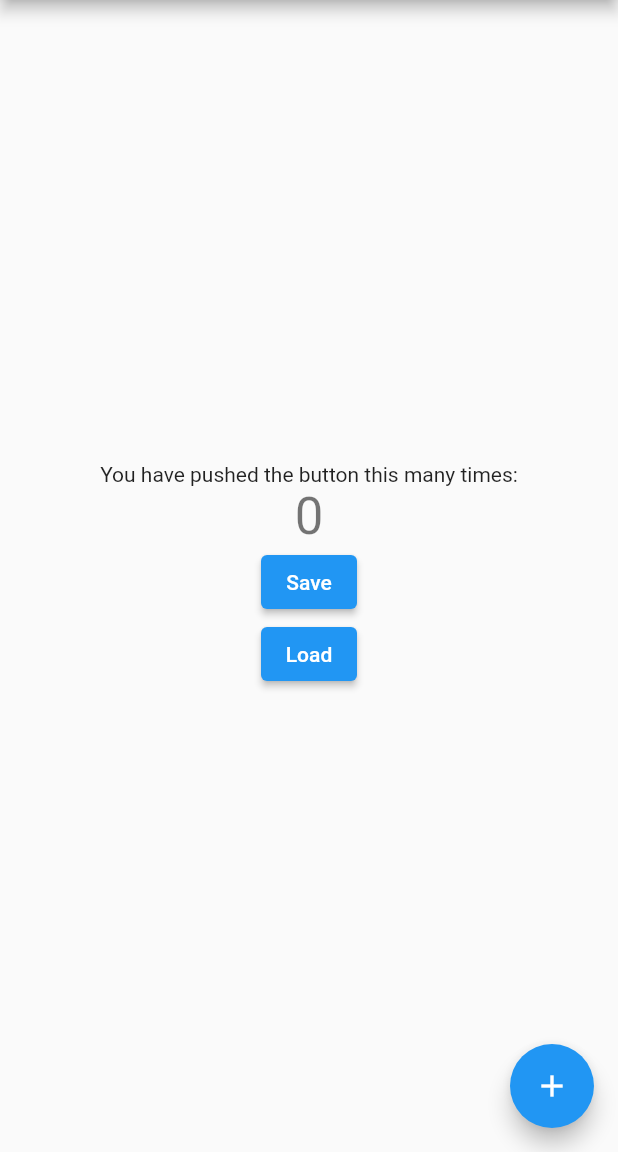
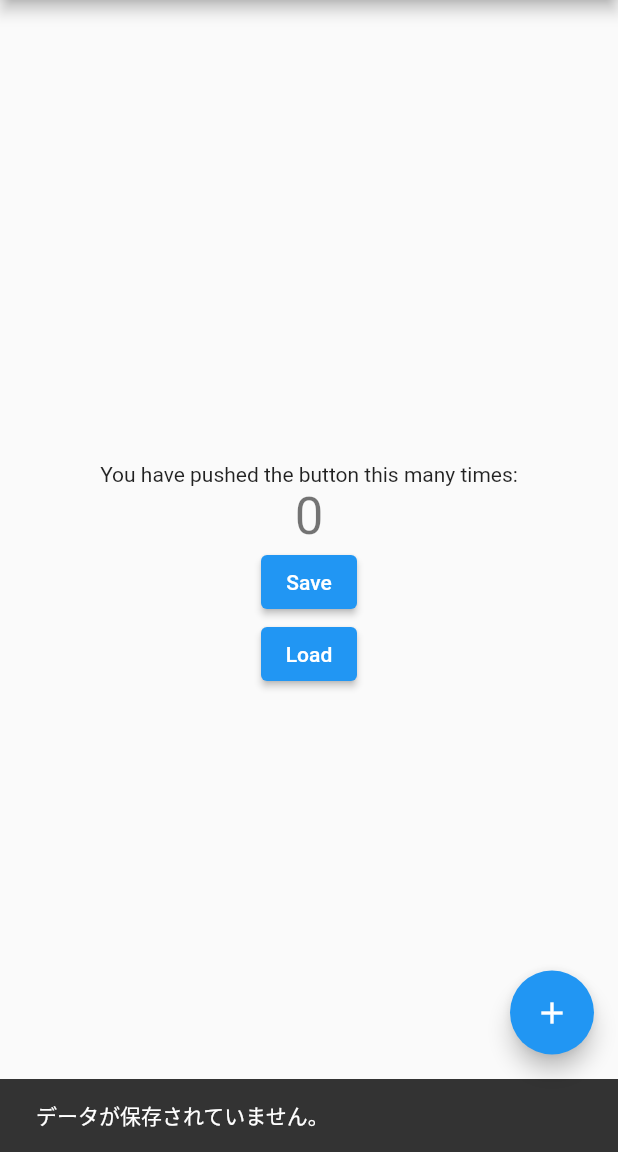
Before and after one commit to yuchan2215/flutter_ci_sample, a Flutter app: the screen it shows after launch, after a tap on "Load", on a phone screen of 412 x 824 dp, the part 84-1236 px from its top. Run offline on Flutter 3.47's test engine with Material 2 defaults, Android fonts, the phone set to English and light mode, and no system bars; our stand-ins replace flutter_secure_storage.

Commit message:
[add] 値を保存する処理を追加

```diff
--- a/lib/main.dart
+++ b/lib/main.dart
@@ -1,4 +1,5 @@
 import 'package:flutter/material.dart';
+import 'package:flutter_secure_storage/flutter_secure_storage.dart';
 
 void main() {
   runApp(const MyApp());
@@ -29,6 +30,8 @@ class MyHomePage extends StatefulWidget {
 }
 
 class _MyHomePageState extends State<MyHomePage> {
+  final _storage = const FlutterSecureStorage();
+  static const _countStorageKey = "COUNT";
   int _counter = 0;
 
   void _incrementCounter() {
@@ -37,12 +40,38 @@ class _MyHomePageState extends State<MyHomePage> {
     });
   }
 
+  /// ストレージの[_countStorageKey]に[_count]を保存する。
   void _save() {
-    //TODO
+    _storage
+        .write(
+          key: _countStorageKey,
+          value: _counter.toString(),
+        )
+        .then(
+          (value) => ScaffoldMessenger.of(context).showSnackBar(
+            const SnackBar(content: Text("保存しました")),
+          ),
+        );
   }
 
+  /// ストレージから[_countStorageKey]を使って保存された値を読み込み、[_count]に反映させる。
   void _load() {
-    //TODO
+    _storage.read(key: _countStorageKey).then((value) {
+      //もし値がないなら早期リターン
+      if (value == null) {
+        ScaffoldMessenger.of(context).showSnackBar(
+          const SnackBar(content: Text("データが保存されていません。")),
+        );
+        return;
+      }
+      int loadValue = int.parse(value);
+      setState(() {
+        _counter = loadValue;
+      });
+      ScaffoldMessenger.of(context).showSnackBar(
+        const SnackBar(content: Text("データを読み込みました")),
+      );
+    });
   }
 
   @override
```
